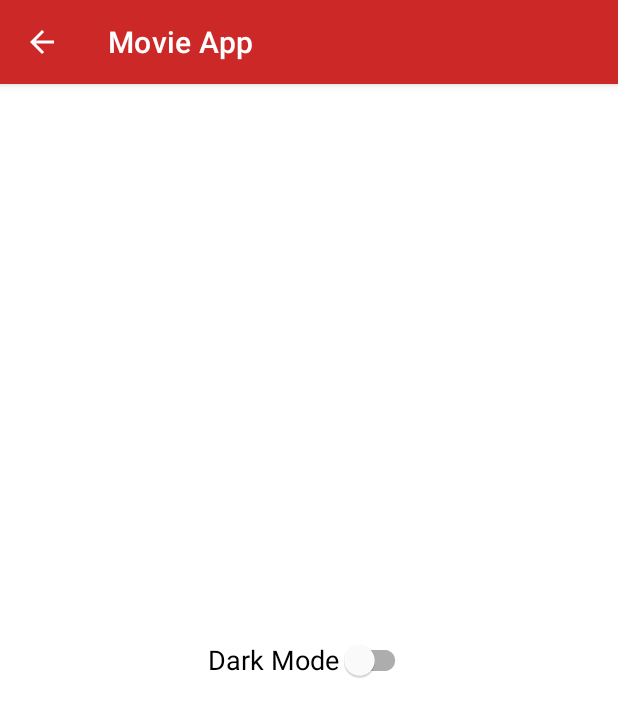
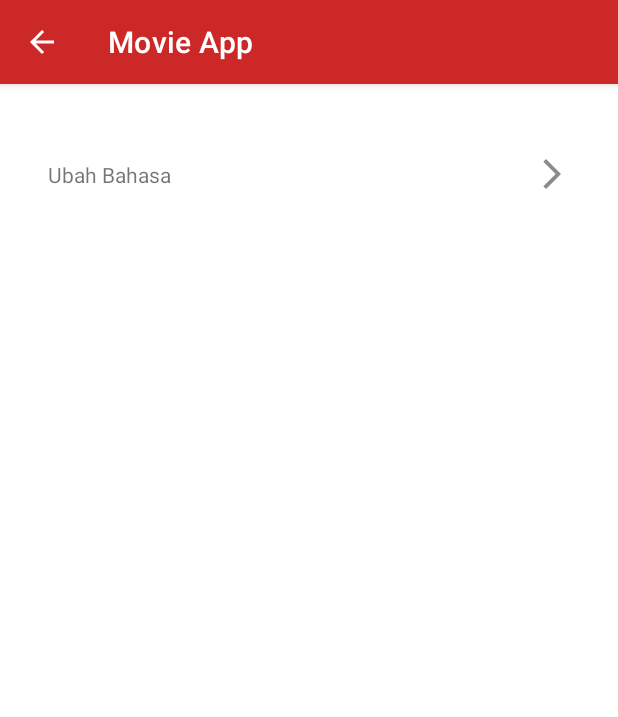
Before and after one commit to aulianapip/Movie-App, an Android app: the screen it shows after launch (SettingActivity), after a tap on "Setting", on a phone screen of 412 x 824 dp. Shown: the top 717 px of the screen. Run offline under Robolectric (Android 15) with nearby library versions, the phone set to English and light mode, and no system bars; our stand-ins replace Dagger/Hilt's generated code, Room's generated code, navigation-ui; libraries missing offline, so code that uses them is left out: androidx.multidex; pictures from the network do not load; 1 statement that could not run was skipped.

Commit message:
update setting activity from theme to change language

```diff
--- a/app/src/main/java/com/aulia/movieapp/ui/setting/SettingActivity.kt
+++ b/app/src/main/java/com/aulia/movieapp/ui/setting/SettingActivity.kt
@@ -1,42 +1,24 @@
 package com.aulia.movieapp.ui.setting
 
+import android.content.Intent
 import androidx.appcompat.app.AppCompatActivity
 import android.os.Bundle
-import android.widget.CompoundButton
-import androidx.appcompat.app.AppCompatDelegate
-import androidx.lifecycle.ViewModelProvider
-import com.aulia.core.utils.sharepref.SettingPreferences
-import com.aulia.core.utils.sharepref.dataStore
+import android.provider.Settings
 import com.aulia.movieapp.databinding.ActivitySettingBinding
-import dagger.hilt.android.AndroidEntryPoint
 
-@AndroidEntryPoint
+
 class SettingActivity : AppCompatActivity() {
 
     private lateinit var binding: ActivitySettingBinding
-
     override fun onCreate(savedInstanceState: Bundle?) {
         super.onCreate(savedInstanceState)
         supportActionBar?.setDisplayHomeAsUpEnabled(true)
         binding = ActivitySettingBinding.inflate(layoutInflater)
         setContentView(binding.root)
 
-        val pref = SettingPreferences.getInstance(application.dataStore)
-        val settingViewModel = ViewModelProvider(this, ViewModelSettingFactory(pref)).get(
-            SettingViewModel::class.java
-        )
-        settingViewModel.getThemeSettings().observe(this) { isDarkModeActive: Boolean ->
-            if (isDarkModeActive) {
-                AppCompatDelegate.setDefaultNightMode(AppCompatDelegate.MODE_NIGHT_YES)
-                binding.switchTheme.isChecked = true
-            } else {
-                AppCompatDelegate.setDefaultNightMode(AppCompatDelegate.MODE_NIGHT_NO)
-                binding.switchTheme.isChecked = false
-            }
-        }
-
-        binding.switchTheme.setOnCheckedChangeListener { _: CompoundButton?, isChecked: Boolean ->
-            settingViewModel.saveThemeSetting(isChecked)
+        binding.btnChange.setOnClickListener {
+            val mIntent = Intent(Settings.ACTION_LOCALE_SETTINGS)
+            startActivity(mIntent)
         }
     }
 
--- a/app/src/main/java/com/aulia/movieapp/ui/setting/SettingViewModel.kt
+++ /dev/null
@@ -1,25 +0,0 @@
-package com.aulia.movieapp.ui.setting
-
-import androidx.lifecycle.LiveData
-import androidx.lifecycle.ViewModel
-import androidx.lifecycle.asLiveData
-import androidx.lifecycle.viewModelScope
-import com.aulia.core.utils.sharepref.SettingPreferences
-import kotlinx.coroutines.launch
-
-/**
- * @author Aulianapip
- * email: naufalapip45@gmail.com
- * on 10/11/23
- */
-class SettingViewModel(private val pref: SettingPreferences) : ViewModel() {
-    fun getThemeSettings(): LiveData<Boolean> {
-        return pref.getThemeSetting().asLiveData()
-    }
-
-    fun saveThemeSetting(isDarkModeActive: Boolean) {
-        viewModelScope.launch {
-            pref.saveThemeSetting(isDarkModeActive)
-        }
-    }
-}
--- a/app/src/main/java/com/aulia/movieapp/ui/setting/ViewModelSettingFactory.kt
+++ /dev/null
@@ -1,21 +0,0 @@
-package com.aulia.movieapp.ui.setting
-
-import androidx.lifecycle.ViewModel
-import androidx.lifecycle.ViewModelProvider
-import com.aulia.core.utils.sharepref.SettingPreferences
-
-/**
- * @author Aulianapip
- * email: naufalapip45@gmail.com
- * on 21/06/23
- */
-class ViewModelSettingFactory(private val pref: SettingPreferences) : ViewModelProvider.NewInstanceFactory() {
-
-    @Suppress("UNCHECKED_CAST")
-    override fun <T : ViewModel> create(modelClass: Class<T>): T {
-        if (modelClass.isAssignableFrom(SettingViewModel::class.java)) {
-            return SettingViewModel(pref) as T
-        }
-        throw IllegalArgumentException("Unknown ViewModel class: " + modelClass.name)
-    }
-}
--- /dev/null
+++ b/app/src/main/res/drawable/ic_arrow_forward_24.xml
@@ -0,0 +1,5 @@
+<vector android:autoMirrored="true" android:height="24dp"
+    android:tint="#8B8B8B" android:viewportHeight="24"
+    android:viewportWidth="24" android:width="24dp" xmlns:android="http://schemas.android.com/apk/res/android">
+    <path android:fillColor="@android:color/white" android:pathData="M6.23,20.23l1.77,1.77l10,-10l-10,-10l-1.77,1.77l8.23,8.23z"/>
+</vector>
--- a/app/src/main/res/layout/activity_setting.xml
+++ b/app/src/main/res/layout/activity_setting.xml
@@ -4,17 +4,37 @@
     xmlns:tools="http://schemas.android.com/tools"
     android:layout_width="match_parent"
     android:layout_height="match_parent"
+    android:padding="16dp"
     tools:context=".ui.setting.SettingActivity">
 
-    <com.google.android.material.switchmaterial.SwitchMaterial
-        android:id="@+id/switch_theme"
-        android:layout_width="wrap_content"
+    <androidx.constraintlayout.widget.ConstraintLayout
+        android:id="@+id/btn_change"
+        android:layout_width="match_parent"
+        android:padding="16dp"
         android:layout_height="wrap_content"
-        android:text="@string/dark_mode"
-        android:textSize="18sp"
-        app:layout_constraintBottom_toBottomOf="parent"
+        android:layout_marginTop="16dp"
         app:layout_constraintEnd_toEndOf="parent"
+        app:layout_constraintHorizontal_bias="0.0"
         app:layout_constraintStart_toStartOf="parent"
-        app:layout_constraintTop_toTopOf="parent" />
+        app:layout_constraintTop_toTopOf="parent">
+
+        <TextView
+            android:layout_width="wrap_content"
+            android:layout_height="wrap_content"
+            android:text="@string/text_setting"
+            app:layout_constraintBottom_toBottomOf="parent"
+            app:layout_constraintStart_toStartOf="parent"
+            app:layout_constraintTop_toTopOf="parent" />
+
+        <ImageView
+            android:layout_width="wrap_content"
+            android:layout_height="wrap_content"
+            android:src="@drawable/ic_arrow_forward_24"
+            app:layout_constraintBottom_toBottomOf="parent"
+            app:layout_constraintEnd_toEndOf="parent"
+            app:layout_constraintTop_toTopOf="parent"
+            android:contentDescription="@string/menu_setting" />
+
+    </androidx.constraintlayout.widget.ConstraintLayout>
 
 </androidx.constraintlayout.widget.ConstraintLayout>
--- a/app/src/main/res/values/strings.xml
+++ b/app/src/main/res/values/strings.xml
@@ -19,4 +19,6 @@
     <string name="rating">Rating</string>
 
     <string name="dark_mode">Dark Mode</string>
+
+    <string name="text_setting">Ubah Bahasa</string>
 </resources>
--- a/core/src/main/java/com/aulia/core/utils/sharepref/SettingPreferences.kt
+++ /dev/null
@@ -1,48 +0,0 @@
-package com.aulia.core.utils.sharepref
-
-import android.content.Context
-import androidx.datastore.core.DataStore
-import androidx.datastore.preferences.core.Preferences
-import androidx.datastore.preferences.core.booleanPreferencesKey
-import androidx.datastore.preferences.core.edit
-import androidx.datastore.preferences.preferencesDataStore
-import kotlinx.coroutines.flow.Flow
-import kotlinx.coroutines.flow.map
-
-/**
- * @author Aulianapip
- * email: naufalapip45@gmail.com
- * on 21/06/23
- */
-val Context.dataStore: DataStore<Preferences> by preferencesDataStore(name = "settings")
-
-class SettingPreferences private constructor(private val dataStore: DataStore<Preferences>) {
-
-    private val THEME_KEY = booleanPreferencesKey("theme_setting")
-
-    fun getThemeSetting(): Flow<Boolean> {
-        return dataStore.data.map { preferences ->
-            preferences[THEME_KEY] ?: false
-        }
-    }
-
-    suspend fun saveThemeSetting(isDarkModeActive: Boolean) {
-        dataStore.edit { preferences ->
-            preferences[THEME_KEY] = isDarkModeActive
-        }
-    }
-
-    companion object {
-        @Volatile
-        private var INSTANCE: SettingPreferences? = null
-
-        fun getInstance(dataStore: DataStore<Preferences>): SettingPreferences {
-            return INSTANCE ?: synchronized(this) {
-                val instance = SettingPreferences(dataStore)
-                INSTANCE = instance
-                instance
-            }
-        }
-    }
-
-}
```
